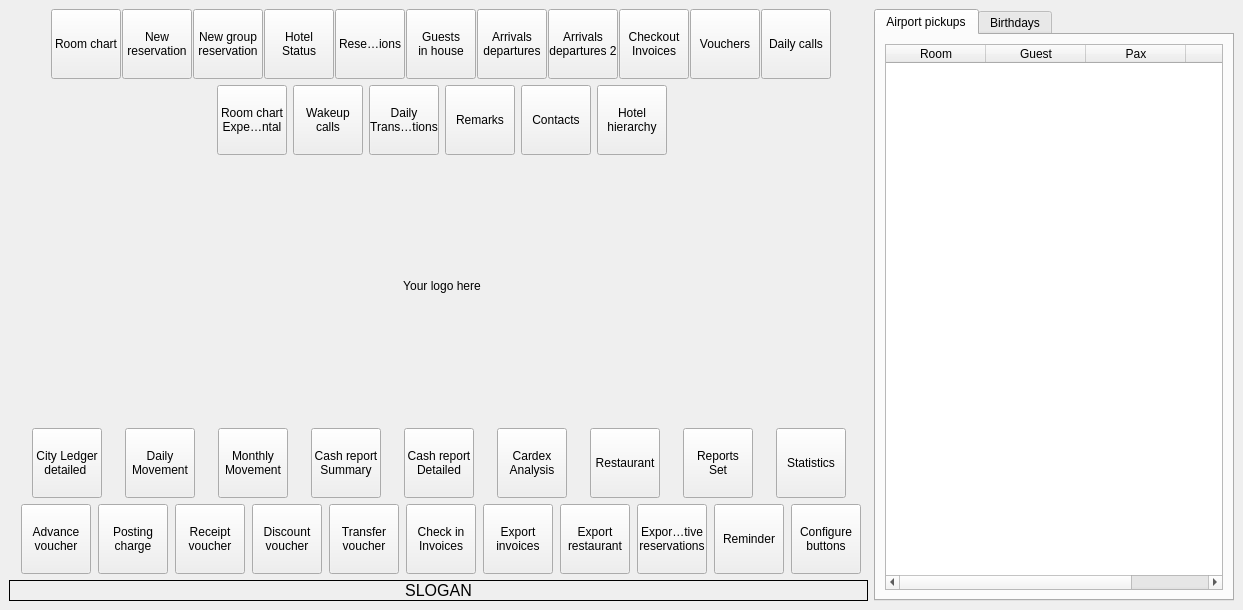
The window that Resort/wwelcome.ui (End1-1/Resort) describes before a commit, drawn with Qt 5.
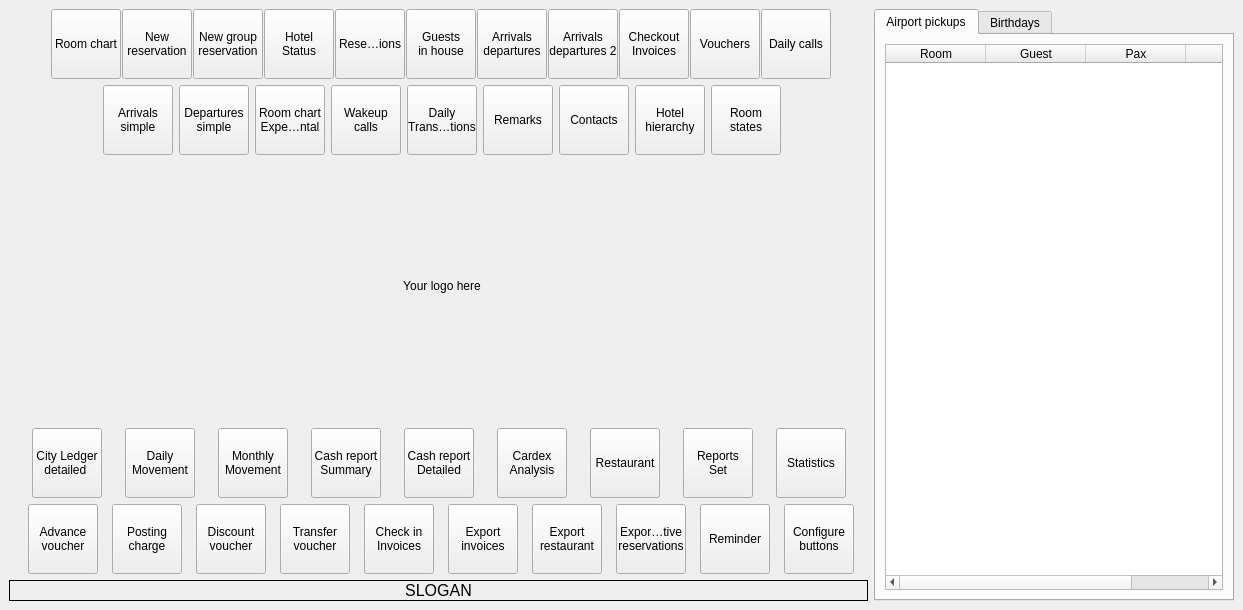
The same window after the commit. Icons and pictures are not drawn. Custom widgets are drawn as their Qt base class.

```diff
--- a/Resort/wwelcome.ui
+++ b/Resort/wwelcome.ui
@@ -863,42 +863,6 @@
            </property>
           </widget>
          </item>
-         <item>
-          <widget class="EToolbarButton" name="btnReceipt">
-           <property name="minimumSize">
-            <size>
-             <width>70</width>
-             <height>70</height>
-            </size>
-           </property>
-           <property name="maximumSize">
-            <size>
-             <width>70</width>
-             <height>70</height>
-            </size>
-           </property>
-           <property name="text">
-            <string>Receipt
-voucher</string>
-           </property>
-           <property name="icon">
-            <iconset>
-             <normaloff>:/images/credit-card.png</normaloff>:/images/credit-card.png</iconset>
-           </property>
-           <property name="iconSize">
-            <size>
-             <width>32</width>
-             <height>32</height>
-            </size>
-           </property>
-           <property name="toolButtonStyle">
-            <enum>Qt::ToolButtonTextUnderIcon</enum>
-           </property>
-           <property name="Tag" stdset="0">
-            <string/>
-           </property>
-          </widget>
-         </item>
          <item>
           <widget class="EToolbarButton" name="btnDiscount">
            <property name="minimumSize">
@@ -1609,7 +1573,79 @@
           </spacer>
          </item>
          <item>
-          <widget class="QToolButton" name="btnNewRoomChart">
+          <widget class="EToolbarButton" name="btnArrivalsSimple">
+           <property name="minimumSize">
+            <size>
+             <width>70</width>
+             <height>70</height>
+            </size>
+           </property>
+           <property name="maximumSize">
+            <size>
+             <width>70</width>
+             <height>70</height>
+            </size>
+           </property>
+           <property name="text">
+            <string>Arrivals
+simple</string>
+           </property>
+           <property name="icon">
+            <iconset resource="res.qrc">
+             <normaloff>:/images/arrival.png</normaloff>:/images/arrival.png</iconset>
+           </property>
+           <property name="iconSize">
+            <size>
+             <width>32</width>
+             <height>32</height>
+            </size>
+           </property>
+           <property name="toolButtonStyle">
+            <enum>Qt::ToolButtonTextUnderIcon</enum>
+           </property>
+           <property name="Tag" stdset="0">
+            <string/>
+           </property>
+          </widget>
+         </item>
+         <item>
+          <widget class="EToolbarButton" name="btnDeparutersSimple">
+           <property name="minimumSize">
+            <size>
+             <width>70</width>
+             <height>70</height>
+            </size>
+           </property>
+           <property name="maximumSize">
+            <size>
+             <width>70</width>
+             <height>70</height>
+            </size>
+           </property>
+           <property name="text">
+            <string>Departures
+simple</string>
+           </property>
+           <property name="icon">
+            <iconset resource="res.qrc">
+             <normaloff>:/images/departure.png</normaloff>:/images/departure.png</iconset>
+           </property>
+           <property name="iconSize">
+            <size>
+             <width>32</width>
+             <height>32</height>
+            </size>
+           </property>
+           <property name="toolButtonStyle">
+            <enum>Qt::ToolButtonTextUnderIcon</enum>
+           </property>
+           <property name="Tag" stdset="0">
+            <string/>
+           </property>
+          </widget>
+         </item>
+         <item>
+          <widget class="EToolbarButton" name="btnNewRoomChart">
            <property name="minimumSize">
             <size>
              <width>70</width>
@@ -1834,6 +1870,45 @@
            </property>
           </widget>
          </item>
+         <item>
+          <widget class="EToolbarButton" name="btnRoomStateTouch">
+           <property name="minimumSize">
+            <size>
+             <width>70</width>
+             <height>70</height>
+            </size>
+           </property>
+           <property name="maximumSize">
+            <size>
+             <width>70</width>
+             <height>70</height>
+            </size>
+           </property>
+           <property name="text">
+            <string>Room
+states</string>
+           </property>
+           <property name="icon">
+            <iconset resource="res.qrc">
+             <normaloff>:/images/window.png</normaloff>:/images/window.png</iconset>
+           </property>
+           <property name="iconSize">
+            <size>
+             <width>32</width>
+             <height>32</height>
+            </size>
+           </property>
+           <property name="toolButtonStyle">
+            <enum>Qt::ToolButtonTextUnderIcon</enum>
+           </property>
+           <property name="arrowType">
+            <enum>Qt::NoArrow</enum>
+           </property>
+           <property name="Tag" stdset="0">
+            <string/>
+           </property>
+          </widget>
+         </item>
          <item>
           <spacer name="horizontalSpacer_9">
            <property name="orientation">
```
Left out of the diff: 109 changed lines with no effect on the pictures.
